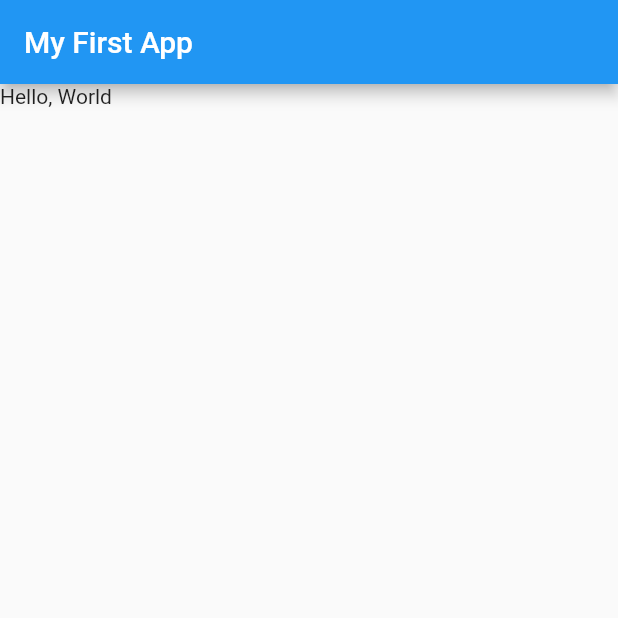
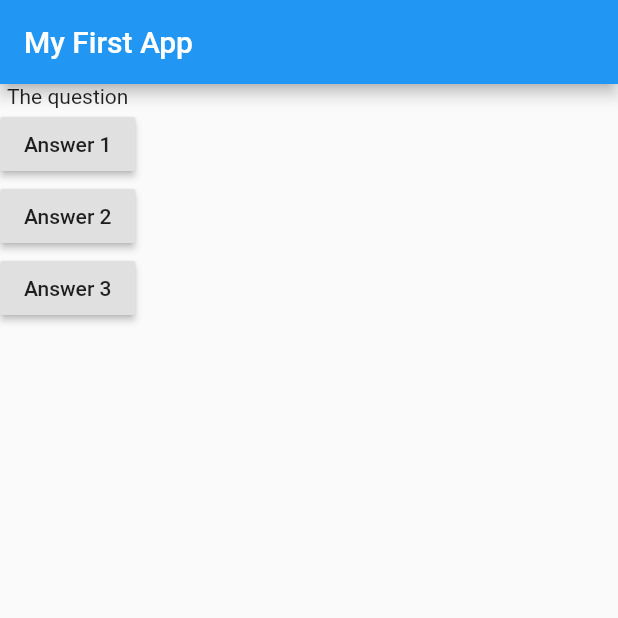
Before and after one commit to luke-mcevoy/flutterSandbox, a Flutter app: the screen it shows after launch, on a phone screen of 412 x 824 dp, the top half of it. Run offline on Flutter 3.47's test engine with Material 2 defaults, Android fonts, the phone set to English and light mode, and no system bars.

Commit message:
Connecting buttons to functions

```diff
--- a/flutterBasics/lib/main.dart
+++ b/flutterBasics/lib/main.dart
@@ -8,14 +8,38 @@ void main() {
 void main() => runApp(MyApp()); */
 
 class MyApp extends StatelessWidget {
+  void answerQuestion() {
+    print('Answer chosen!');
+  }
+
   @override
   Widget build(BuildContext context) {
+    var questions = [
+      'What\'s your favorite color?',
+      'What\'s your favorite animal'
+    ];
     return MaterialApp(
       home: Scaffold(
         appBar: AppBar(
           title: Text('My First App'),
         ),
-        body: Text('Hello, World'),
+        body: Column(
+          children: [
+            Text('The question'),
+            RaisedButton(
+              child: Text('Answer 1'),
+              onPressed: answerQuestion,
+            ),
+            RaisedButton(
+              child: Text('Answer 2'),
+              onPressed: answerQuestion,
+            ),
+            RaisedButton(
+              child: Text('Answer 3'),
+              onPressed: answerQuestion,
+            ),
+          ],
+        ),
       ),
     );
   }
```
